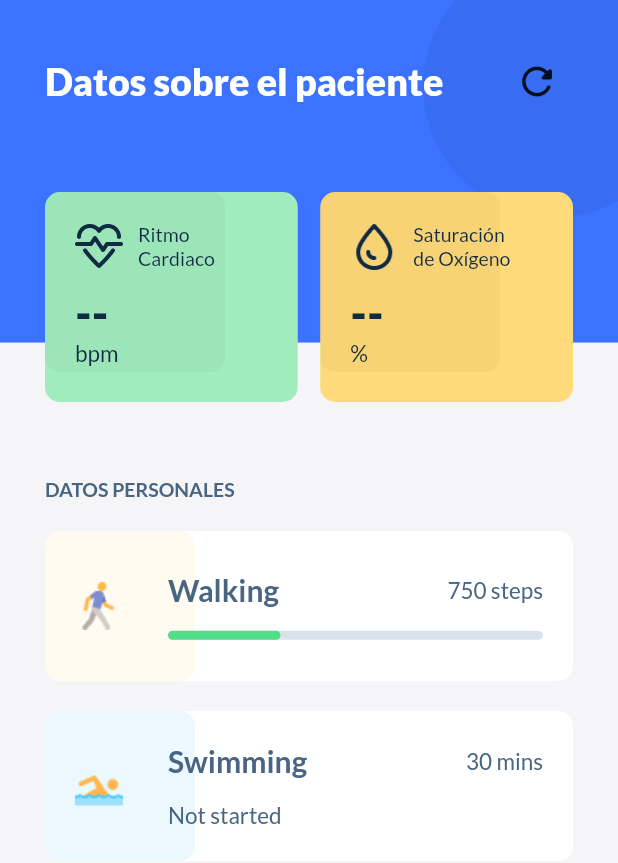
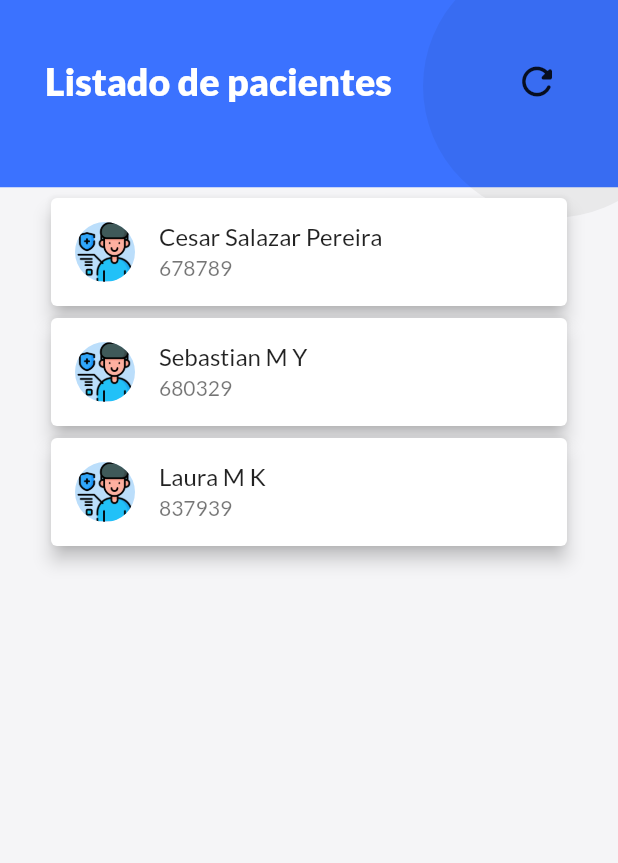
Before and after one commit to CesarSP99/covid-patients-monitor, a Flutter app: the screen it shows after launch, on a phone screen of 412 x 824 dp. Shown: the top 863 px of the screen. Run offline on Flutter 3.47's test engine with Material 2 defaults, Android fonts, the phone set to English and light mode, and no system bars; our stand-ins replace google_fonts.

Commit message:
Listado de pacientes agregado

```diff
--- a/lib/main.dart
+++ b/lib/main.dart
@@ -1,6 +1,5 @@
 import 'package:flutter/material.dart';
-
-import 'screens/home_screen.dart';
+import 'screens/patient_selector.dart';
 import 'utils/const.dart';
 
 void main() => runApp(MyApp());
@@ -11,7 +10,7 @@ class MyApp extends StatelessWidget {
     return MaterialApp(
       title: Constants.appName,
       theme: Constants.lighTheme(context),
-      home: HomeScreen(),
+      home: PatientSelector(),
     );
   }
 }
--- /dev/null
+++ b/lib/models/paciente.dart
@@ -0,0 +1,35 @@
+class Paciente {
+  int idPaciente;
+  String nombre;
+  String apellidoPaterno;
+  String apellidoMaterno;
+  int telefono;
+  String direccion;
+  List<Lectura> lecturas;
+  Paciente({
+    this.idPaciente,
+    this.nombre,
+    this.apellidoPaterno,
+    this.apellidoMaterno,
+    this.telefono,
+    this.direccion,
+    this.lecturas,
+  });
+}
+
+class Lectura {
+  int idLectura;
+  DateTime fecha;
+  int ritmoCardiaco;
+  int saturacionOxigeno;
+  int idPaciente;
+  Paciente paciente;
+  Lectura({
+    this.idLectura,
+    this.fecha,
+    this.ritmoCardiaco,
+    this.saturacionOxigeno,
+    this.idPaciente,
+    this.paciente,
+  });
+}
--- a/lib/screens/home_screen.dart
+++ b/lib/screens/patient_data.dart
@@ -1,18 +1,22 @@
 import 'package:flutter/cupertino.dart';
 import 'package:flutter/material.dart';
-import 'package:monitor/screens/detail_bpm.dart';
-import 'package:monitor/screens/details_oxygen.dart';
+import '../models/paciente.dart';
+import 'detail_bpm.dart';
+import 'details_oxygen.dart';
 import '../utils/const.dart';
 import '../widgets/card_items.dart';
 import '../widgets/card_main.dart';
 import '../widgets/custom_clipper.dart';
 
-class HomeScreen extends StatefulWidget {
+class DatosDelPaciente extends StatefulWidget {
+  final Paciente paciente;
+
+  const DatosDelPaciente({Key key, this.paciente}) : super(key: key);
   @override
-  _HomeScreenState createState() => _HomeScreenState();
+  _DatosDelPacienteState createState() => _DatosDelPacienteState();
 }
 
-class _HomeScreenState extends State<HomeScreen> {
+class _DatosDelPacienteState extends State<DatosDelPaciente> {
   @override
   void initState() {
     super.initState();
--- a/lib/screens/patient_selector.dart
+++ b/lib/screens/patient_selector.dart
@@ -0,0 +1,136 @@
+import 'package:flutter/cupertino.dart';
+import 'package:flutter/material.dart';
+import 'package:monitor/models/paciente.dart';
+import 'package:monitor/screens/patient_data.dart';
+import '../utils/const.dart';
+import '../widgets/custom_clipper.dart';
+import 'dart:math' as math;
+
+class PatientSelector extends StatefulWidget {
+  @override
+  _PatientSelectorState createState() => _PatientSelectorState();
+}
+
+class _PatientSelectorState extends State<PatientSelector> {
+  List<Paciente> listaDePacientes;
+
+  @override
+  void initState() {
+    super.initState();
+    //TODO: Cargar los pacientes
+    listaDePacientes = [
+      Paciente(
+        nombre: 'Cesar',
+        apellidoPaterno: 'Salazar',
+        apellidoMaterno: 'Pereira',
+        telefono: 678789,
+      ),
+      Paciente(
+        nombre: 'Sebastian',
+        apellidoPaterno: 'M',
+        apellidoMaterno: 'Y',
+        telefono: 680329,
+      ),
+      Paciente(
+        nombre: 'Laura',
+        apellidoPaterno: 'M',
+        apellidoMaterno: 'K',
+        telefono: 837939,
+      )
+    ];
+  }
+
+  @override
+  Widget build(BuildContext context) {
+    double statusBarHeight = MediaQuery.of(context).padding.top;
+
+    return Scaffold(
+      backgroundColor: Constants.backgroundColor,
+      body: Stack(
+        children: <Widget>[
+          ClipPath(
+            clipper: MyCustomClipper(clipType: ClipType.bottom),
+            child: Container(
+              color: Theme.of(context).accentColor,
+              height: 125 + statusBarHeight,
+            ),
+          ),
+          Positioned(
+            right: -45,
+            top: -30,
+            child: ClipOval(
+              child: Container(
+                color: Colors.black.withOpacity(0.05),
+                height: 175,
+                width: 175,
+              ),
+            ),
+          ),
+
+          // BODY
+          Padding(
+            padding: EdgeInsets.all(Constants.paddingSide),
+            child: ListView(
+              children: <Widget>[
+                // Header - Greetings and Avatar
+                Row(
+                  children: <Widget>[
+                    Expanded(
+                      child: Text(
+                        "Listado de pacientes",
+                        style: TextStyle(
+                            fontSize: 25,
+                            fontWeight: FontWeight.w900,
+                            color: Colors.white),
+                      ),
+                    ),
+                    IconButton(
+                      icon: Icon(Icons.refresh_rounded),
+                      onPressed: () {},
+                      iconSize: 30,
+                    ),
+                  ],
+                ),
+
+                SizedBox(height: 50),
+
+                //Lista de pacientes
+
+                Expanded(
+                  child: ListView.builder(
+                    shrinkWrap: true,
+                    itemCount: listaDePacientes.length,
+                    itemBuilder: (context, index) {
+                      Paciente paciente = listaDePacientes[index];
+                      var baseColor =
+                          Color((math.Random().nextDouble() * 0xFFFFFF).toInt())
+                              .withOpacity(1.0);
+                      return Card(
+                        elevation: 5,
+                        child: ListTile(
+                          title: Text(
+                              '${paciente.nombre} ${paciente.apellidoPaterno} ${paciente.apellidoMaterno}'),
+                          subtitle: Text(paciente.telefono.toString()),
+                          leading: CircleAvatar(
+                            backgroundImage:
+                                AssetImage('assets/icons/patient.png'),
+                          ),
+                          onTap: () => Navigator.push(
+                            context,
+                            MaterialPageRoute(
+                                builder: (context) =>
+                                    DatosDelPaciente(paciente: paciente)),
+                          ),
+                        ),
+                      );
+                    },
+                  ),
+                )
+              ],
+            ),
+          )
+        ],
+      ),
+    );
+  }
+}
```
Also changed, not shown: assets/icons/patient.png (added).
